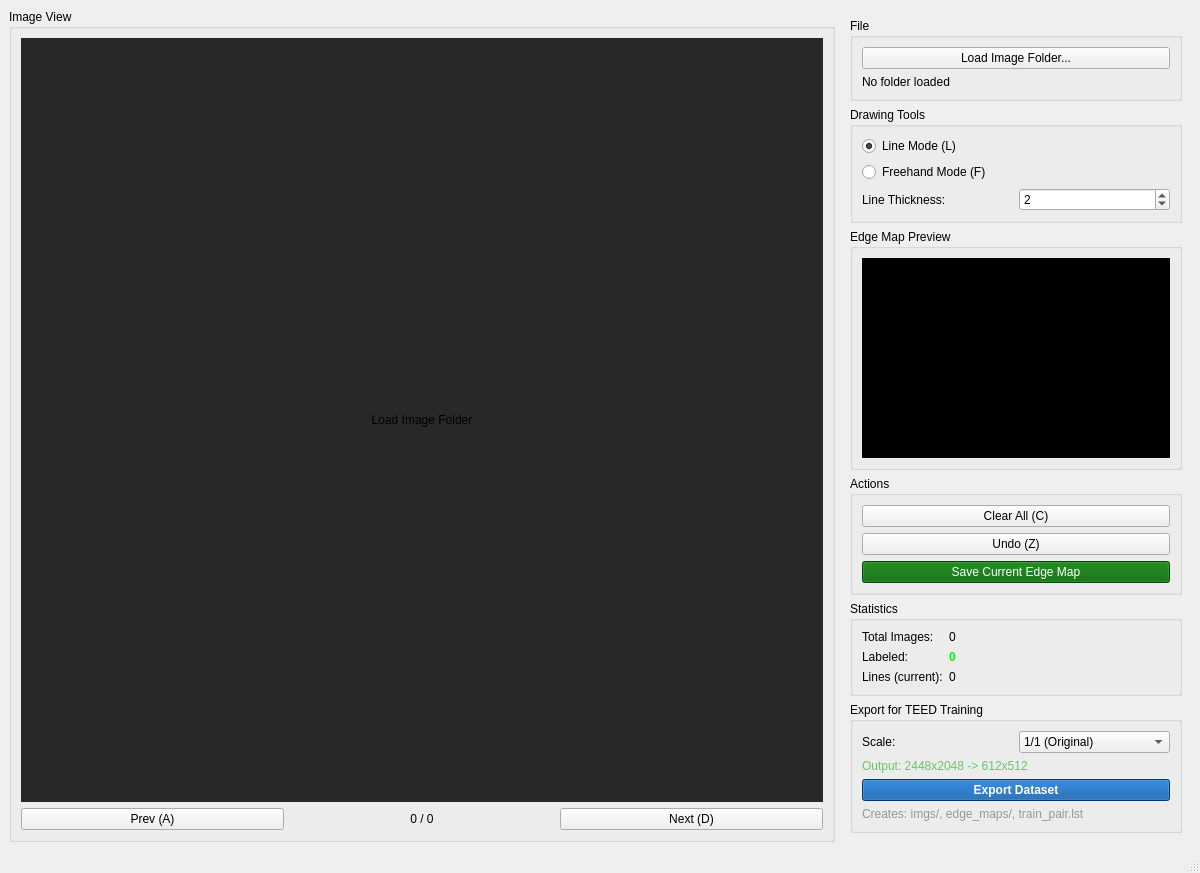
kuks2309/TEED_Edge_Detection, file ui/teed_labeler.ui: the form before one commit.
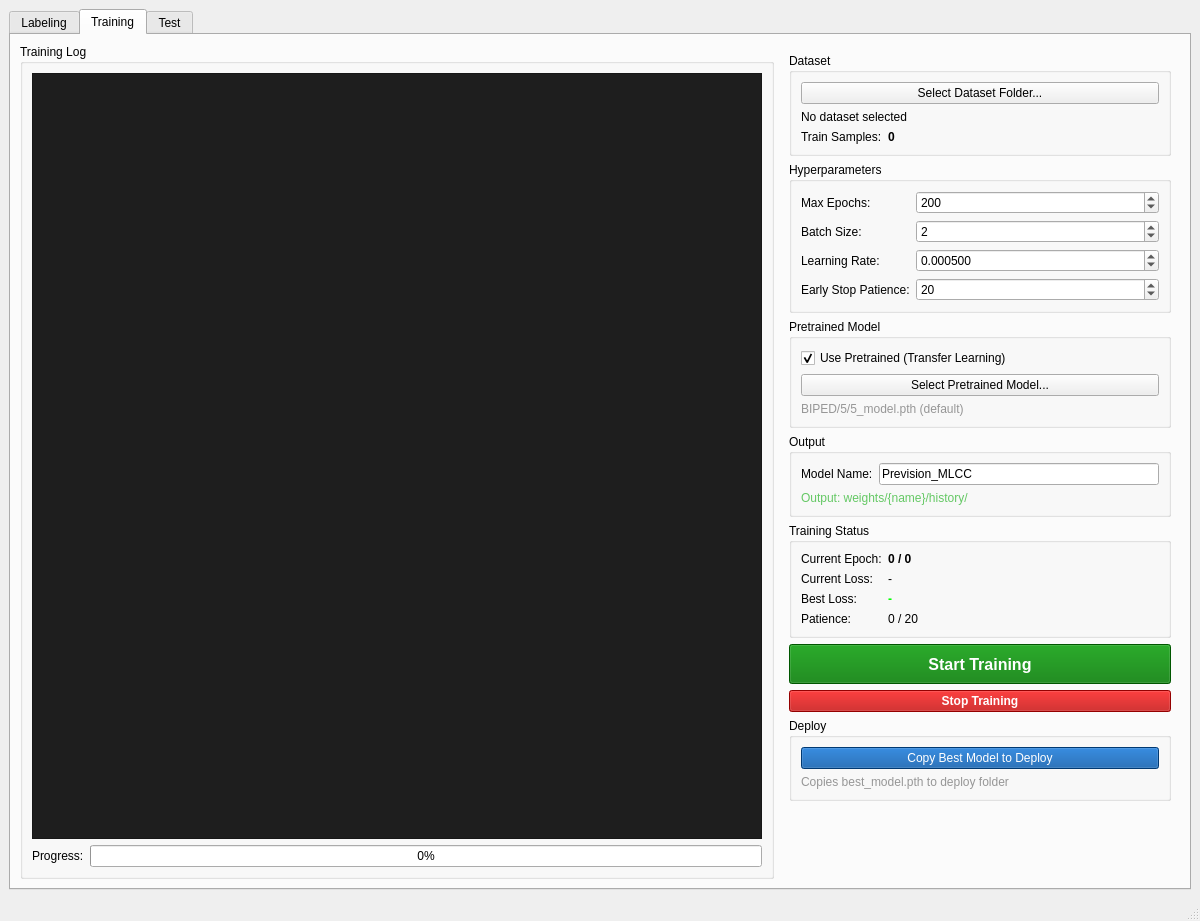
The form after the commit. The open tabs and pages were chosen to show the change.

Commit message:
Update training data structure and fix crop logic
- Rename data/ to training_data/YYYYMMDD structure
- Fix run_test crop logic for 8-multiple after 1/4 resize
- Update CLAUDE.md with code modification rules
- Update teed_dataset.py PREVISION path
- Fix PyQt5/PyTorch import order in teed_labeler.py

🤖 Generated with [Claude Code](https://claude.com/claude-code)

```diff
--- a/ui/teed_labeler.ui
+++ b/ui/teed_labeler.ui
@@ -14,7 +14,21 @@
    <string>TEED Edge Labeler</string>
   </property>
   <widget class="QWidget" name="centralwidget">
-   <layout class="QHBoxLayout" name="horizontalLayout_main">
+   <layout class="QVBoxLayout" name="verticalLayout_main">
+
+    <!-- 탭 위젯 -->
+    <item>
+     <widget class="QTabWidget" name="tabWidget">
+      <property name="currentIndex">
+       <number>0</number>
+      </property>
+
+      <!-- ========== 탭 1: Labeling ========== -->
+      <widget class="QWidget" name="tab_labeling">
+       <attribute name="title">
+        <string>Labeling</string>
+       </attribute>
+       <layout class="QHBoxLayout" name="horizontalLayout_labeling">
 
     <!-- 왼쪽: 이미지 영역 -->
     <item>
@@ -401,6 +415,879 @@
        </item>
 
       </layout>
+         </widget>
+        </item>
+       </layout>
+      </widget>
+
+      <!-- ========== 탭 2: Training ========== -->
+      <widget class="QWidget" name="tab_training">
+       <attribute name="title">
+        <string>Training</string>
+       </attribute>
+       <layout class="QHBoxLayout" name="horizontalLayout_training">
+
+        <!-- 왼쪽: 학습 로그 -->
+        <item>
+         <widget class="QGroupBox" name="groupBox_log">
+          <property name="title">
+           <string>Training Log</string>
+          </property>
+          <property name="minimumSize">
+           <size>
+            <width>700</width>
+            <height>0</height>
+           </size>
+          </property>
+          <layout class="QVBoxLayout" name="verticalLayout_log">
+           <item>
+            <widget class="QTextEdit" name="textEdit_log">
+             <property name="readOnly">
+              <bool>true</bool>
+             </property>
+             <property name="styleSheet">
+              <string>background-color: rgb(30, 30, 30); color: rgb(200, 200, 200); font-family: Consolas, monospace; font-size: 10pt;</string>
+             </property>
+            </widget>
+           </item>
+           <!-- 진행 상황 -->
+           <item>
+            <layout class="QHBoxLayout" name="horizontalLayout_progress">
+             <item>
+              <widget class="QLabel" name="label_progress_text">
+               <property name="text">
+                <string>Progress:</string>
+               </property>
+              </widget>
+             </item>
+             <item>
+              <widget class="QProgressBar" name="progressBar_training">
+               <property name="value">
+                <number>0</number>
+               </property>
+              </widget>
+             </item>
+            </layout>
+           </item>
+          </layout>
+         </widget>
+        </item>
+
+        <!-- 오른쪽: 학습 설정 -->
+        <item>
+         <widget class="QWidget" name="widget_training_controls">
+          <property name="maximumSize">
+           <size>
+            <width>400</width>
+            <height>16777215</height>
+           </size>
+          </property>
+          <layout class="QVBoxLayout" name="verticalLayout_training_controls">
+
+           <!-- 데이터셋 선택 -->
+           <item>
+            <widget class="QGroupBox" name="groupBox_dataset">
+             <property name="title">
+              <string>Dataset</string>
+             </property>
+             <layout class="QVBoxLayout" name="verticalLayout_dataset">
+              <item>
+               <widget class="QPushButton" name="btn_select_dataset">
+                <property name="text">
+                 <string>Select Dataset Folder...</string>
+                </property>
+               </widget>
+              </item>
+              <item>
+               <widget class="QLabel" name="label_dataset_path">
+                <property name="text">
+                 <string>No dataset selected</string>
+                </property>
+                <property name="wordWrap">
+                 <bool>true</bool>
+                </property>
+               </widget>
+              </item>
+              <item>
+               <layout class="QFormLayout" name="formLayout_dataset">
+                <item row="0" column="0">
+                 <widget class="QLabel" name="label_train_samples_text">
+                  <property name="text">
+                   <string>Train Samples:</string>
+                  </property>
+                 </widget>
+                </item>
+                <item row="0" column="1">
+                 <widget class="QLabel" name="label_train_samples">
+                  <property name="text">
+                   <string>0</string>
+                  </property>
+                  <property name="styleSheet">
+                   <string>font-weight: bold;</string>
+                  </property>
+                 </widget>
+                </item>
+               </layout>
+              </item>
+             </layout>
+            </widget>
+           </item>
+
+           <!-- 하이퍼파라미터 -->
+           <item>
+            <widget class="QGroupBox" name="groupBox_hyperparams">
+             <property name="title">
+              <string>Hyperparameters</string>
+             </property>
+             <layout class="QFormLayout" name="formLayout_hyperparams">
+              <item row="0" column="0">
+               <widget class="QLabel" name="label_epochs">
+                <property name="text">
+                 <string>Max Epochs:</string>
+                </property>
+               </widget>
+              </item>
+              <item row="0" column="1">
+               <widget class="QSpinBox" name="spinBox_epochs">
+                <property name="minimum">
+                 <number>1</number>
+                </property>
+                <property name="maximum">
+                 <number>1000</number>
+                </property>
+                <property name="value">
+                 <number>200</number>
+                </property>
+               </widget>
+              </item>
+              <item row="1" column="0">
+               <widget class="QLabel" name="label_batch_size">
+                <property name="text">
+                 <string>Batch Size:</string>
+                </property>
+               </widget>
+              </item>
+              <item row="1" column="1">
+               <widget class="QSpinBox" name="spinBox_batch_size">
+                <property name="minimum">
+                 <number>1</number>
+                </property>
+                <property name="maximum">
+                 <number>32</number>
+                </property>
+                <property name="value">
+                 <number>2</number>
+                </property>
+               </widget>
+              </item>
+              <item row="2" column="0">
+               <widget class="QLabel" name="label_lr">
+                <property name="text">
+                 <string>Learning Rate:</string>
+                </property>
+               </widget>
+              </item>
+              <item row="2" column="1">
+               <widget class="QDoubleSpinBox" name="doubleSpinBox_lr">
+                <property name="decimals">
+                 <number>6</number>
+                </property>
+                <property name="minimum">
+                 <double>0.000001</double>
+                </property>
+                <property name="maximum">
+                 <double>0.1</double>
+                </property>
+                <property name="singleStep">
+                 <double>0.0001</double>
+                </property>
+                <property name="value">
+                 <double>0.0005</double>
+                </property>
+               </widget>
+              </item>
+              <item row="3" column="0">
+               <widget class="QLabel" name="label_patience">
+                <property name="text">
+                 <string>Early Stop Patience:</string>
+                </property>
+               </widget>
+              </item>
+              <item row="3" column="1">
+               <widget class="QSpinBox" name="spinBox_patience">
+                <property name="minimum">
+                 <number>1</number>
+                </property>
+                <property name="maximum">
+                 <number>100</number>
+                </property>
+                <property name="value">
+                 <number>20</number>
+                </property>
+               </widget>
+              </item>
+             </layout>
+            </widget>
+           </item>
+
+           <!-- Pretrained Model -->
+           <item>
+            <widget class="QGroupBox" name="groupBox_pretrained">
+             <property name="title">
+              <string>Pretrained Model</string>
+             </property>
+             <layout class="QVBoxLayout" name="verticalLayout_pretrained">
+              <item>
+               <widget class="QCheckBox" name="checkBox_use_pretrained">
+                <property name="text">
+                 <string>Use Pretrained (Transfer Learning)</string>
+                </property>
+                <property name="checked">
+                 <bool>true</bool>
+                </property>
+               </widget>
+              </item>
+              <item>
+               <widget class="QPushButton" name="btn_select_pretrained">
+                <property name="text">
+                 <string>Select Pretrained Model...</string>
+                </property>
+               </widget>
+              </item>
+              <item>
+               <widget class="QLabel" name="label_pretrained_path">
+                <property name="text">
+                 <string>BIPED/5/5_model.pth (default)</string>
+                </property>
+                <property name="wordWrap">
+                 <bool>true</bool>
+                </property>
+                <property name="styleSheet">
+                 <string>color: rgb(150, 150, 150);</string>
+                </property>
+               </widget>
+              </item>
+             </layout>
+            </widget>
+           </item>
+
+           <!-- 출력 설정 -->
+           <item>
+            <widget class="QGroupBox" name="groupBox_output">
+             <property name="title">
+              <string>Output</string>
+             </property>
+             <layout class="QVBoxLayout" name="verticalLayout_output">
+              <item>
+               <layout class="QHBoxLayout" name="horizontalLayout_output_name">
+                <item>
+                 <widget class="QLabel" name="label_output_name">
+                  <property name="text">
+                   <string>Model Name:</string>
+                  </property>
+                 </widget>
+                </item>
+                <item>
+                 <widget class="QLineEdit" name="lineEdit_output_name">
+                  <property name="text">
+                   <string>Prevision_MLCC</string>
+                  </property>
+                 </widget>
+                </item>
+               </layout>
+              </item>
+              <item>
+               <widget class="QLabel" name="label_output_dir">
+                <property name="text">
+                 <string>Output: weights/{name}/history/</string>
+                </property>
+                <property name="styleSheet">
+                 <string>color: rgb(100, 200, 100);</string>
+                </property>
+               </widget>
+              </item>
+             </layout>
+            </widget>
+           </item>
+
+           <!-- 학습 상태 -->
+           <item>
+            <widget class="QGroupBox" name="groupBox_status">
+             <property name="title">
+              <string>Training Status</string>
+             </property>
+             <layout class="QFormLayout" name="formLayout_status">
+              <item row="0" column="0">
+               <widget class="QLabel" name="label_current_epoch_text">
+                <property name="text">
+                 <string>Current Epoch:</string>
+                </property>
+               </widget>
+              </item>
+              <item row="0" column="1">
+               <widget class="QLabel" name="label_current_epoch">
+                <property name="text">
+                 <string>0 / 0</string>
+                </property>
+                <property name="styleSheet">
+                 <string>font-weight: bold;</string>
+                </property>
+               </widget>
+              </item>
+              <item row="1" column="0">
+               <widget class="QLabel" name="label_current_loss_text">
+                <property name="text">
+                 <string>Current Loss:</string>
+                </property>
+               </widget>
+              </item>
+              <item row="1" column="1">
+               <widget class="QLabel" name="label_current_loss">
+                <property name="text">
+                 <string>-</string>
+                </property>
+               </widget>
+              </item>
+              <item row="2" column="0">
+               <widget class="QLabel" name="label_best_loss_text">
+                <property name="text">
+                 <string>Best Loss:</string>
+                </property>
+               </widget>
+              </item>
+              <item row="2" column="1">
+               <widget class="QLabel" name="label_best_loss">
+                <property name="text">
+                 <string>-</string>
+                </property>
+                <property name="styleSheet">
+                 <string>color: rgb(0, 255, 0); font-weight: bold;</string>
+                </property>
+               </widget>
+              </item>
+              <item row="3" column="0">
+               <widget class="QLabel" name="label_patience_text">
+                <property name="text">
+                 <string>Patience:</string>
+                </property>
+               </widget>
+              </item>
+              <item row="3" column="1">
+               <widget class="QLabel" name="label_patience_count">
+                <property name="text">
+                 <string>0 / 20</string>
+                </property>
+               </widget>
+              </item>
+             </layout>
+            </widget>
+           </item>
+
+           <!-- 학습 버튼 -->
+           <item>
+            <widget class="QPushButton" name="btn_start_training">
+             <property name="text">
+              <string>Start Training</string>
+             </property>
+             <property name="minimumSize">
+              <size>
+               <width>0</width>
+               <height>40</height>
+              </size>
+             </property>
+             <property name="styleSheet">
+              <string>background-color: rgb(0, 120, 0); color: white; font-weight: bold; font-size: 12pt;</string>
+             </property>
+            </widget>
+           </item>
+           <item>
+            <widget class="QPushButton" name="btn_stop_training">
+             <property name="text">
+              <string>Stop Training</string>
+             </property>
+             <property name="enabled">
+              <bool>false</bool>
+             </property>
+             <property name="styleSheet">
+              <string>background-color: rgb(180, 0, 0); color: white; font-weight: bold;</string>
+             </property>
+            </widget>
+           </item>
+
+           <!-- Deploy 버튼 -->
+           <item>
+            <widget class="QGroupBox" name="groupBox_deploy">
+             <property name="title">
+              <string>Deploy</string>
+             </property>
+             <layout class="QVBoxLayout" name="verticalLayout_deploy">
+              <item>
+               <widget class="QPushButton" name="btn_deploy_model">
+                <property name="text">
+                 <string>Copy Best Model to Deploy</string>
+                </property>
+                <property name="styleSheet">
+                 <string>background-color: rgb(0, 80, 160); color: white;</string>
+                </property>
+               </widget>
+              </item>
+              <item>
+               <widget class="QLabel" name="label_deploy_info">
+                <property name="text">
+                 <string>Copies best_model.pth to deploy folder</string>
+                </property>
+                <property name="styleSheet">
+                 <string>color: rgb(150, 150, 150);</string>
+                </property>
+               </widget>
+              </item>
+             </layout>
+            </widget>
+           </item>
+
+           <!-- 스페이서 -->
+           <item>
+            <spacer name="verticalSpacer_training">
+             <property name="orientation">
+              <enum>Qt::Vertical</enum>
+             </property>
+             <property name="sizeHint" stdset="0">
+              <size>
+               <width>20</width>
+               <height>40</height>
+              </size>
+             </property>
+            </spacer>
+           </item>
+
+          </layout>
+         </widget>
+        </item>
+       </layout>
+      </widget>
+
+      <!-- ========== 탭 3: Test ========== -->
+      <widget class="QWidget" name="tab_test">
+       <attribute name="title">
+        <string>Test</string>
+       </attribute>
+       <layout class="QHBoxLayout" name="horizontalLayout_test">
+
+        <!-- 왼쪽: 결과 이미지 -->
+        <item>
+         <widget class="QGroupBox" name="groupBox_test_result">
+          <property name="title">
+           <string>Test Result</string>
+          </property>
+          <property name="minimumSize">
+           <size>
+            <width>700</width>
+            <height>0</height>
+           </size>
+          </property>
+          <layout class="QVBoxLayout" name="verticalLayout_test_result">
+           <item>
+            <widget class="QLabel" name="label_test_image">
+             <property name="minimumSize">
+              <size>
+               <width>680</width>
+               <height>500</height>
+              </size>
+             </property>
+             <property name="styleSheet">
+              <string>background-color: rgb(40, 40, 40);</string>
+             </property>
+             <property name="text">
+              <string>Load test image or folder</string>
+             </property>
+             <property name="alignment">
+              <set>Qt::AlignCenter</set>
+             </property>
+            </widget>
+           </item>
+           <!-- 이미지 네비게이션 -->
+           <item>
+            <layout class="QHBoxLayout" name="horizontalLayout_test_nav">
+             <item>
+              <widget class="QPushButton" name="btn_test_prev">
+               <property name="text">
+                <string>Prev</string>
+               </property>
+              </widget>
+             </item>
+             <item>
+              <widget class="QLabel" name="label_test_image_info">
+               <property name="text">
+                <string>0 / 0</string>
+               </property>
+               <property name="alignment">
+                <set>Qt::AlignCenter</set>
+               </property>
+              </widget>
+             </item>
+             <item>
+              <widget class="QPushButton" name="btn_test_next">
+               <property name="text">
+                <string>Next</string>
+               </property>
+              </widget>
+             </item>
+            </layout>
+           </item>
+           <!-- 뷰 모드 -->
+           <item>
+            <layout class="QHBoxLayout" name="horizontalLayout_view_mode">
+             <item>
+              <widget class="QRadioButton" name="radio_view_original">
+               <property name="text">
+                <string>Original</string>
+               </property>
+              </widget>
+             </item>
+             <item>
+              <widget class="QRadioButton" name="radio_view_edge">
+               <property name="text">
+                <string>Edge Map</string>
+               </property>
+               <property name="checked">
+                <bool>true</bool>
+               </property>
+              </widget>
+             </item>
+             <item>
+              <widget class="QRadioButton" name="radio_view_lines">
+               <property name="text">
+                <string>Detected Lines</string>
+               </property>
+              </widget>
+             </item>
+             <item>
+              <widget class="QRadioButton" name="radio_view_overlay">
+               <property name="text">
+                <string>Overlay</string>
+               </property>
+              </widget>
+             </item>
+            </layout>
+           </item>
+          </layout>
+         </widget>
+        </item>
+
+        <!-- 오른쪽: 테스트 설정 -->
+        <item>
+         <widget class="QWidget" name="widget_test_controls">
+          <property name="maximumSize">
+           <size>
+            <width>400</width>
+            <height>16777215</height>
+           </size>
+          </property>
+          <layout class="QVBoxLayout" name="verticalLayout_test_controls">
+
+           <!-- 모델 선택 -->
+           <item>
+            <widget class="QGroupBox" name="groupBox_test_model">
+             <property name="title">
+              <string>Model</string>
+             </property>
+             <layout class="QVBoxLayout" name="verticalLayout_test_model">
+              <item>
+               <widget class="QPushButton" name="btn_select_test_model">
+                <property name="text">
+                 <string>Select Model (.pth)...</string>
+                </property>
+               </widget>
+              </item>
+              <item>
+               <widget class="QLabel" name="label_test_model_path">
+                <property name="text">
+                 <string>weights/Prevision_MLCC/deploy/best_model.pth</string>
+                </property>
+                <property name="wordWrap">
+                 <bool>true</bool>
+                </property>
+                <property name="styleSheet">
+                 <string>color: rgb(100, 200, 100);</string>
+                </property>
+               </widget>
+              </item>
+              <item>
+               <widget class="QPushButton" name="btn_load_model">
+                <property name="text">
+                 <string>Load Model</string>
+                </property>
+                <property name="styleSheet">
+                 <string>background-color: rgb(0, 100, 0); color: white;</string>
+                </property>
+               </widget>
+              </item>
+              <item>
+               <widget class="QLabel" name="label_model_status">
+                <property name="text">
+                 <string>Model not loaded</string>
+                </property>
+                <property name="styleSheet">
+                 <string>color: rgb(255, 100, 100);</string>
+                </property>
+               </widget>
+              </item>
+             </layout>
+            </widget>
+           </item>
+
+           <!-- 테스트 이미지 -->
+           <item>
+            <widget class="QGroupBox" name="groupBox_test_input">
+             <property name="title">
+              <string>Test Input</string>
+             </property>
+             <layout class="QVBoxLayout" name="verticalLayout_test_input">
+              <item>
+               <widget class="QPushButton" name="btn_load_test_image">
+                <property name="text">
+                 <string>Load Single Image...</string>
+                </property>
+               </widget>
+              </item>
+              <item>
+               <widget class="QPushButton" name="btn_load_test_folder">
+                <property name="text">
+                 <string>Load Image Folder...</string>
+                </property>
+               </widget>
+              </item>
+              <item>
+               <widget class="QLabel" name="label_test_input_path">
+                <property name="text">
+                 <string>No input selected</string>
+                </property>
+                <property name="wordWrap">
+                 <bool>true</bool>
+                </property>
+               </widget>
+              </item>
+             </layout>
+            </widget>
+           </item>
+
+           <!-- 직선 검출 파라미터 -->
+           <item>
+            <widget class="QGroupBox" name="groupBox_line_params">
+             <property name="title">
+              <string>Line Detection Parameters</string>
+             </property>
+             <layout class="QFormLayout" name="formLayout_line_params">
+              <item row="0" column="0">
+               <widget class="QLabel" name="label_threshold">
+                <property name="text">
+                 <string>Binary Threshold:</string>
+                </property>
+               </widget>
+              </item>
+              <item row="0" column="1">
+               <widget class="QSpinBox" name="spinBox_threshold">
+                <property name="minimum">
+                 <number>1</number>
+                </property>
+                <property name="maximum">
+                 <number>255</number>
+                </property>
+                <property name="value">
+                 <number>50</number>
+                </property>
+               </widget>
+              </item>
+              <item row="1" column="0">
+               <widget class="QLabel" name="label_min_length">
+                <property name="text">
+                 <string>Min Line Length:</string>
+                </property>
+               </widget>
+              </item>
+              <item row="1" column="1">
+               <widget class="QSpinBox" name="spinBox_min_length">
+                <property name="minimum">
+                 <number>1</number>
+                </property>
+                <property name="maximum">
+                 <number>500</number>
+                </property>
+                <property name="value">
+                 <number>30</number>
+                </property>
+               </widget>
+              </item>
+              <item row="2" column="0">
+               <widget class="QLabel" name="label_max_gap">
+                <property name="text">
+                 <string>Max Line Gap:</string>
+                </property>
+               </widget>
+              </item>
+              <item row="2" column="1">
+               <widget class="QSpinBox" name="spinBox_max_gap">
+                <property name="minimum">
+                 <number>1</number>
+                </property>
+                <property name="maximum">
+                 <number>100</number>
+                </property>
+                <property name="value">
+                 <number>10</number>
+                </property>
+               </widget>
+              </item>
+              <item row="3" column="0">
+               <widget class="QLabel" name="label_angle_tolerance">
+                <property name="text">
+                 <string>Angle Tolerance:</string>
+                </property>
+               </widget>
+              </item>
+              <item row="3" column="1">
+               <widget class="QSpinBox" name="spinBox_angle_tolerance">
+                <property name="minimum">
+                 <number>1</number>
+                </property>
+                <property name="maximum">
+                 <number>45</number>
+                </property>
+                <property name="value">
+                 <number>30</number>
+                </property>
+               </widget>
+              </item>
+             </layout>
+            </widget>
+           </item>
+
+           <!-- 테스트 실행 -->
+           <item>
+            <widget class="QPushButton" name="btn_run_test">
+             <property name="text">
+              <string>Run Test</string>
+             </property>
+             <property name="minimumSize">
+              <size>
+               <width>0</width>
+               <height>40</height>
+              </size>
+             </property>
+             <property name="styleSheet">
+              <string>background-color: rgb(0, 80, 160); color: white; font-weight: bold; font-size: 12pt;</string>
+             </property>
+            </widget>
+           </item>
+
+           <!-- 검출 결과 -->
+           <item>
+            <widget class="QGroupBox" name="groupBox_detection_result">
+             <property name="title">
+              <string>Detection Result</string>
+             </property>
+             <layout class="QFormLayout" name="formLayout_detection">
+              <item row="0" column="0">
+               <widget class="QLabel" name="label_h_lines_text">
+                <property name="text">
+                 <string>Horizontal Lines:</string>
+                </property>
+               </widget>
+              </item>
+              <item row="0" column="1">
+               <widget class="QLabel" name="label_h_lines_count">
+                <property name="text">
+                 <string>0 clusters (0 lines)</string>
+                </property>
+                <property name="styleSheet">
+                 <string>color: rgb(0, 255, 0);</string>
+                </property>
+               </widget>
+              </item>
+              <item row="1" column="0">
+               <widget class="QLabel" name="label_v_lines_text">
+                <property name="text">
+                 <string>Vertical Lines:</string>
+                </property>
+               </widget>
+              </item>
+              <item row="1" column="1">
+               <widget class="QLabel" name="label_v_lines_count">
+                <property name="text">
+                 <string>0 clusters (0 lines)</string>
+                </property>
+                <property name="styleSheet">
+                 <string>color: rgb(100, 100, 255);</string>
+                </property>
+               </widget>
+              </item>
+              <item row="2" column="0">
+               <widget class="QLabel" name="label_inference_time_text">
+                <property name="text">
+                 <string>Inference Time:</string>
+                </property>
+               </widget>
+              </item>
+              <item row="2" column="1">
+               <widget class="QLabel" name="label_inference_time">
+                <property name="text">
+                 <string>- ms</string>
+                </property>
+               </widget>
+              </item>
+             </layout>
+            </widget>
+           </item>
+
+           <!-- 결과 저장 -->
+           <item>
+            <widget class="QGroupBox" name="groupBox_save_result">
+             <property name="title">
+              <string>Save Results</string>
+             </property>
+             <layout class="QVBoxLayout" name="verticalLayout_save">
+              <item>
+               <widget class="QPushButton" name="btn_save_current_result">
+                <property name="text">
+                 <string>Save Current Result</string>
+                </property>
+               </widget>
+              </item>
+              <item>
+               <widget class="QPushButton" name="btn_batch_save">
+                <property name="text">
+                 <string>Batch Save All Results</string>
+                </property>
+                <property name="styleSheet">
+                 <string>background-color: rgb(100, 60, 0); color: white;</string>
+                </property>
+               </widget>
+              </item>
+             </layout>
+            </widget>
+           </item>
+
+           <!-- 스페이서 -->
+           <item>
+            <spacer name="verticalSpacer_test">
+             <property name="orientation">
+              <enum>Qt::Vertical</enum>
+             </property>
+             <property name="sizeHint" stdset="0">
+              <size>
+               <width>20</width>
+               <height>40</height>
+              </size>
+             </property>
+            </spacer>
+           </item>
+
+          </layout>
+         </widget>
+        </item>
+       </layout>
+      </widget>
+
      </widget>
     </item>
    </layout>
```
Left out of the diff: 4 changed lines with no effect on the pictures. Lines whose indentation alone changed are shown as unchanged. The commit also changes 111 other files.
